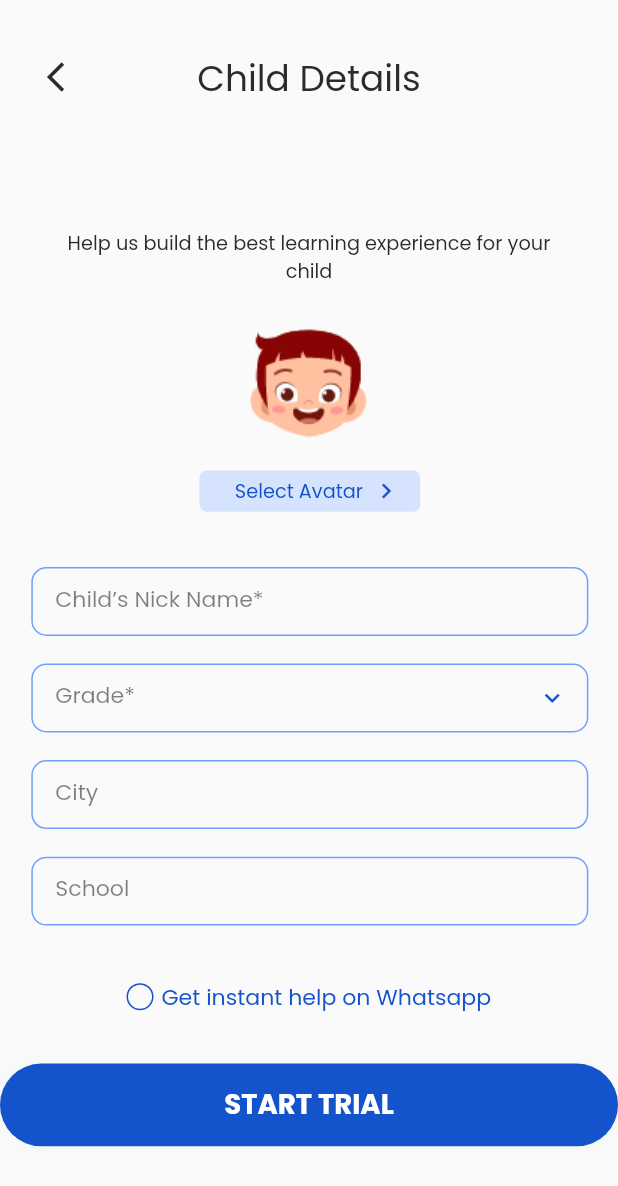
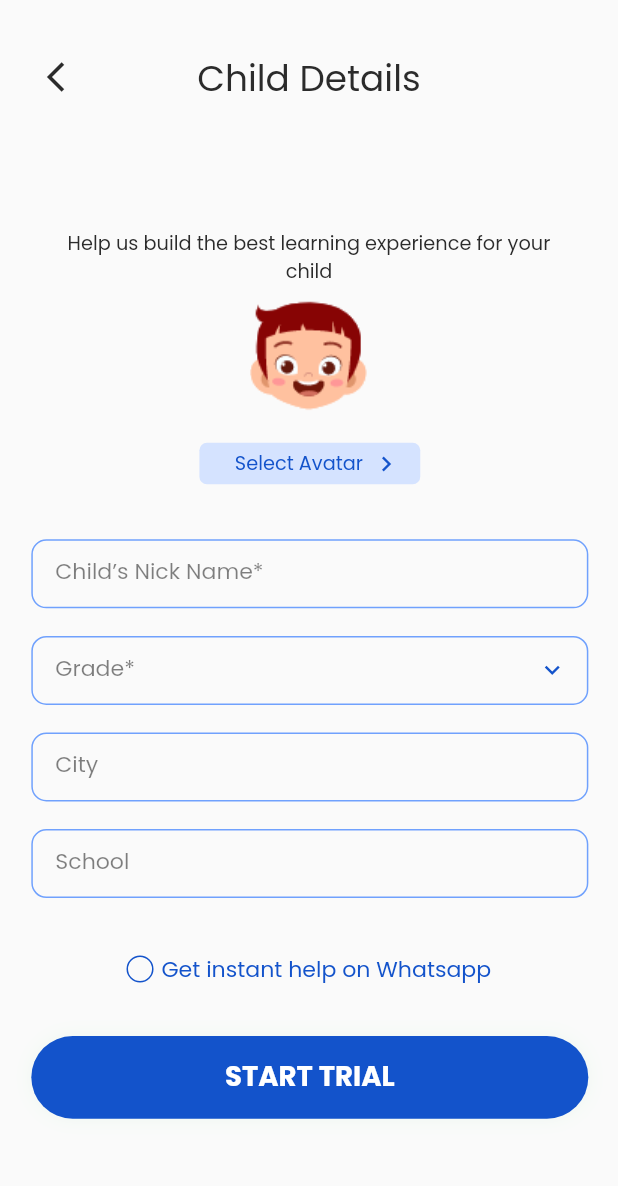
Before and after one commit to MMRoopa/avatar_dialog, a Flutter app: the ChildDetails screen opened directly, on a phone screen of 412 x 824 dp. Shown: the top 1186 px of the screen. Run offline on Flutter 3.47's test engine with Material 2 defaults, Android fonts, the phone set to English and light mode, and no system bars; our stand-ins replace auto_size_text, flutter_screenutil, scroll_to_index; statements that could not run were skipped.

Commit message:
added left right margin to the StartTrial button

```diff
--- a/lib/childDetails/child_details.dart
+++ b/lib/childDetails/child_details.dart
@@ -21,7 +21,11 @@ class _ChildDetailsState extends State<ChildDetails> {
   @override
   Widget build(BuildContext context) {
     return Scaffold(
-      body: Container(
+      body: Column(
+        crossAxisAlignment: CrossAxisAlignment.center,
+        mainAxisAlignment: MainAxisAlignment.center,
+        children: <Widget>[
+          Expanded(
             child: ListView(
               shrinkWrap: true,
               scrollDirection: Axis.vertical,
@@ -39,6 +43,8 @@ class _ChildDetailsState extends State<ChildDetails> {
                 startTrial(),
               ],
             ),
+          ),
+        ],
       ),
     );
   }
@@ -66,7 +72,7 @@ class _ChildDetailsState extends State<ChildDetails> {
     return Container(
       height: 60.h,
       width: 338.w,
-      margin: EdgeInsets.only(bottom: 64.h),
+      margin: EdgeInsets.only(left: 19.w, bottom: 64.h, right: 18.w),
       decoration: const BoxDecoration(
         color: Color(0xFF1353CB),
         borderRadius: BorderRadius.all(Radius.circular(50.0)),
@@ -330,8 +336,8 @@ class _ChildDetailsState extends State<ChildDetails> {
               child: Text(
                 'Select Avatar',
                 style: TextStyle(
+                  color: const Color(0xFF1353CB),
                   fontSize: 14.sp,
-                  color: const Color(0xFF1353CB),
                   fontWeight: FontWeight.w500,
                   fontFamily: 'Poppins',
                 ),
@@ -359,7 +365,7 @@ class _ChildDetailsState extends State<ChildDetails> {
       decoration: const BoxDecoration(
         shape: BoxShape.circle,
       ),
-      margin: EdgeInsets.only(top: 20.h, bottom: 9.h),
+      margin: EdgeInsets.only(bottom: 9.h),
       child: Image.asset(
         'assets/images/group_30368.png',
         height: 82.h,
```
Lines whose indentation alone changed are shown as unchanged.
